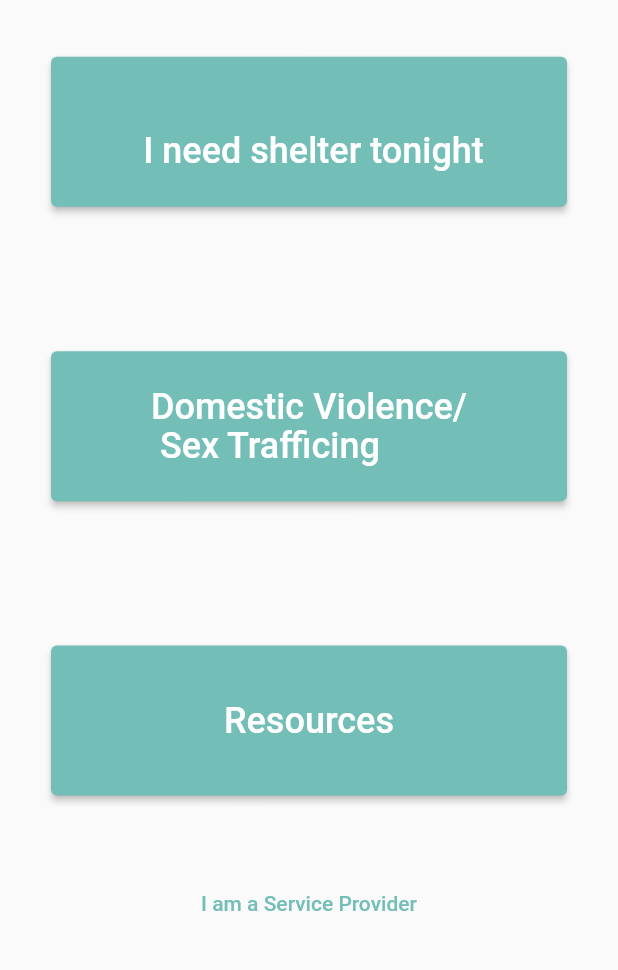
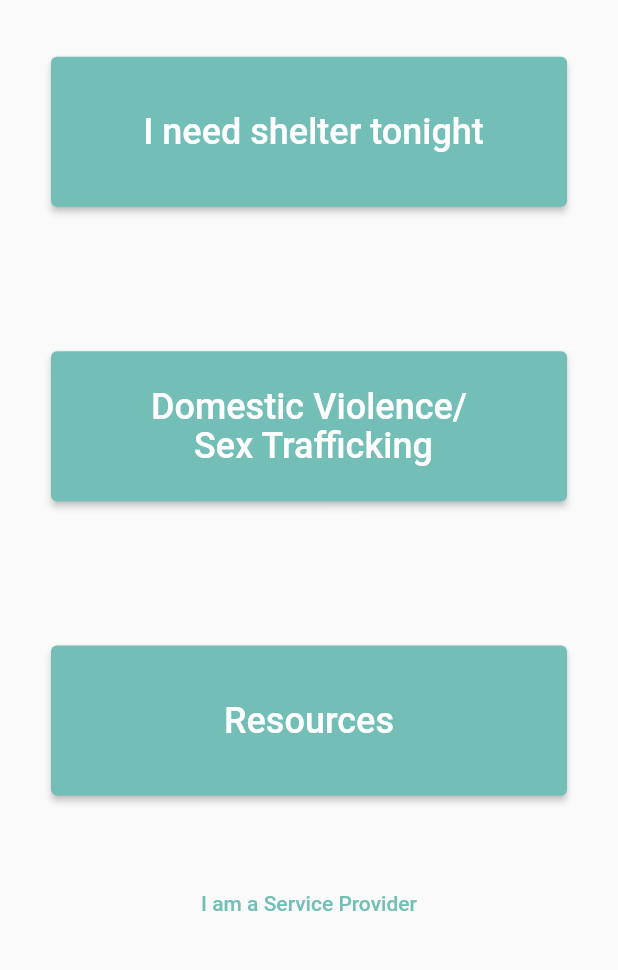
Before and after one commit to GaelleAgahozo/Homeless-Tonight-, a Flutter app: the screen it shows after launch, on a phone screen of 412 x 824 dp, the part 239-1209 px from its top. Run offline on Flutter 3.47's test engine with Material 2 defaults, Android fonts, the phone set to English and light mode, and no system bars; our stand-ins replace chat_bubbles, cloud_firestore, firebase_auth, firebase_core, permission_handler, sensors_plus; missing offline and left inert: firebase_ui_auth; accounts and stored records are empty; network calls fail; Roboto replaces fonts that are missing (Bukhari Script, Glacial Indifference); statements that could not run were skipped.

Commit message:
Fixed Text Alignment/Center on Main Homeless Page

```diff
--- a/homeless_tonight/lib/homeless.dart
+++ b/homeless_tonight/lib/homeless.dart
@@ -29,10 +29,12 @@ class _HomelessMainScreenState extends State<HomelessMainScreen> {
             child: SizedBox(
                 width: MediaQuery.of(context).size.width - 100,
                 height: 100,
-                child: const Center(
+                child: const Padding(
+                    padding: EdgeInsets.only(bottom: 25),
+                    child: Center(
                         child: Text("\n I need shelter tonight",
-                        style: TextStyle(fontSize: 24, height: 1.1))),
-              )),
+                            style: TextStyle(fontSize: 24, height: 1.1))))),
+          ),
 
           const SizedBox(height: 20),
           ElevatedButton(
@@ -47,8 +49,9 @@ class _HomelessMainScreenState extends State<HomelessMainScreen> {
                 width: MediaQuery.of(context).size.width - 100,
                 height: 100,
                 child: const Center(
-                    child: Text('Domestic Violence/\n Sex Trafficing',
-                        style: TextStyle(fontSize: 24, height: 1.1))),
+                    child: Text('Domestic Violence/\n Sex Trafficking',
+                        style: TextStyle(fontSize: 24, height: 1.1),
+                        textAlign: TextAlign.center)),
               )),
           const SizedBox(height: 20),
           ElevatedButton(
```
Lines whose indentation alone changed are shown as unchanged.
